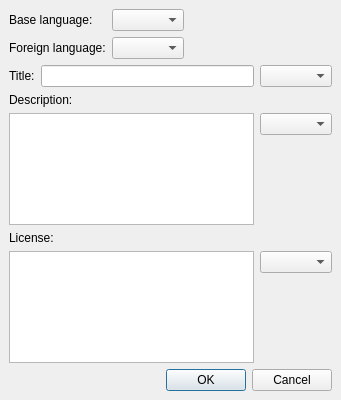
Qt form trunk/src/gui/ui/dlgLessonMetaEdit.ui (BackupTheBerlios/dvt-svn) before a commit.
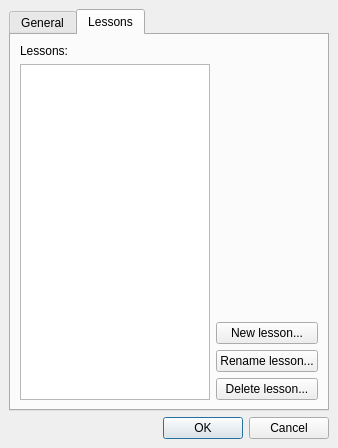
The same form after that commit. The open tabs and pages were chosen to show the change.

Commit message: multiple lessons per file

Patch:
```diff
--- a/trunk/src/gui/ui/dlgLessonMetaEdit.ui
+++ b/trunk/src/gui/ui/dlgLessonMetaEdit.ui
@@ -5,8 +5,8 @@
    <rect>
     <x>0</x>
     <y>0</y>
-    <width>341</width>
-    <height>400</height>
+    <width>338</width>
+    <height>448</height>
    </rect>
   </property>
   <property name="windowTitle" >
@@ -23,6 +23,22 @@
     <number>6</number>
    </property>
    <item>
+    <widget class="QTabWidget" name="tabWidget" >
+     <property name="currentIndex" >
+      <number>0</number>
+     </property>
+     <widget class="QWidget" name="tab" >
+      <attribute name="title" >
+       <string>General</string>
+      </attribute>
+      <layout class="QVBoxLayout" >
+       <property name="margin" >
+        <number>9</number>
+       </property>
+       <property name="spacing" >
+        <number>6</number>
+       </property>
+       <item>
     <layout class="QGridLayout" >
      <property name="margin" >
       <number>0</number>
@@ -162,6 +178,87 @@
       <widget class="QComboBox" name="cboxLicenseLang" />
      </item>
     </layout>
+       </item>
+      </layout>
+     </widget>
+     <widget class="QWidget" name="tab_2" >
+      <attribute name="title" >
+       <string>Lessons</string>
+      </attribute>
+      <layout class="QHBoxLayout" >
+       <property name="margin" >
+        <number>9</number>
+       </property>
+       <property name="spacing" >
+        <number>6</number>
+       </property>
+       <item>
+        <layout class="QVBoxLayout" >
+         <property name="margin" >
+          <number>0</number>
+         </property>
+         <property name="spacing" >
+          <number>6</number>
+         </property>
+         <item>
+          <widget class="QLabel" name="label_6" >
+           <property name="text" >
+            <string>Lessons:</string>
+           </property>
+          </widget>
+         </item>
+         <item>
+          <widget class="QListWidget" name="lwLessons" />
+         </item>
+        </layout>
+       </item>
+       <item>
+        <layout class="QVBoxLayout" >
+         <property name="margin" >
+          <number>0</number>
+         </property>
+         <property name="spacing" >
+          <number>6</number>
+         </property>
+         <item>
+          <spacer>
+           <property name="orientation" >
+            <enum>Qt::Vertical</enum>
+           </property>
+           <property name="sizeHint" >
+            <size>
+             <width>20</width>
+             <height>40</height>
+            </size>
+           </property>
+          </spacer>
+         </item>
+         <item>
+          <widget class="QPushButton" name="pbNewLesson" >
+           <property name="text" >
+            <string>New lesson...</string>
+           </property>
+          </widget>
+         </item>
+         <item>
+          <widget class="QPushButton" name="pbRenameLesson" >
+           <property name="text" >
+            <string>Rename lesson...</string>
+           </property>
+          </widget>
+         </item>
+         <item>
+          <widget class="QPushButton" name="pbDeleteLesson" >
+           <property name="text" >
+            <string>Delete lesson...</string>
+           </property>
+          </widget>
+         </item>
+        </layout>
+       </item>
+      </layout>
+     </widget>
+    </widget>
    </item>
    <item>
     <widget class="QDialogButtonBox" name="buttonBox" >
```
Lines whose indentation alone changed are shown as unchanged. The commit also changes 16 other files.
